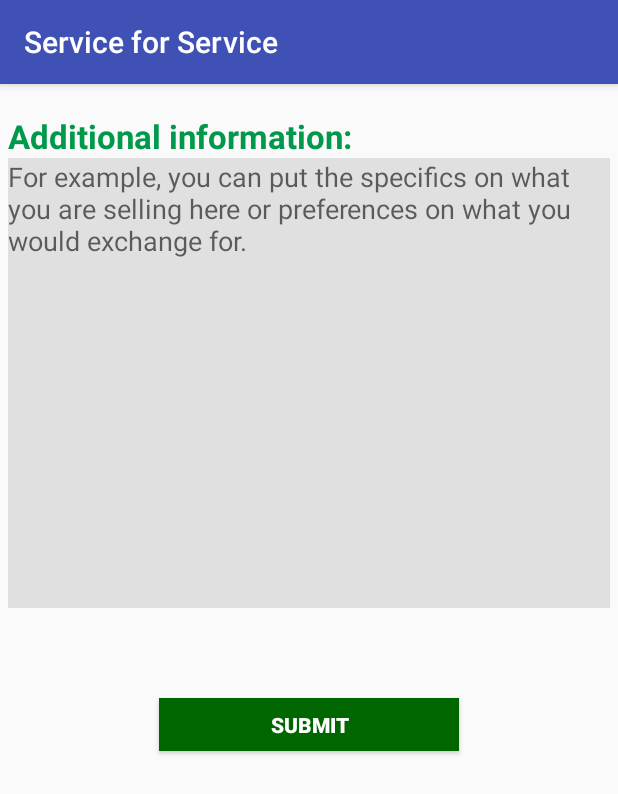
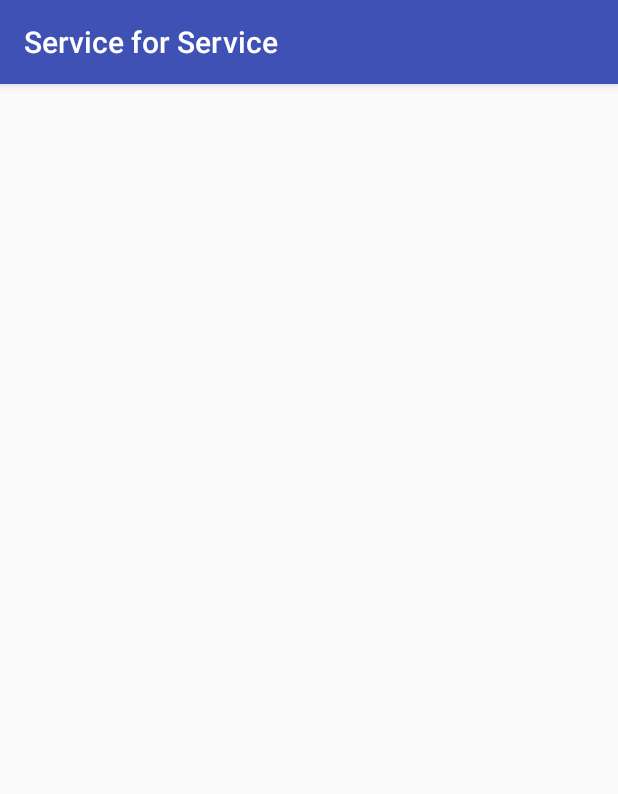
Before and after one commit to ucsdCSE110wi16/CSE110M240T11, an Android app: the fragment sellPageTwo shown on its own in the app's theme, after a tap on "SUBMIT", on a phone screen of 412 x 824 dp. Shown: the top 794 px of the screen. Run offline under Robolectric (Android 15) with nearby library versions, the phone set to English and light mode, and no system bars; 9 statements that could not run were skipped.

Commit message:
submit button works

```diff
--- /dev/null
+++ b/app/src/main/java/group11/cse110/com/serviceforservice/SearchEngine.java
@@ -0,0 +1,7 @@
+package group11.cse110.com.serviceforservice;
+
+/**
+ * Created by Edward on 2/16/16.
+ */
+public class SearchEngine {
+}
--- a/app/src/main/java/group11/cse110/com/serviceforservice/sellPageTwo.java
+++ b/app/src/main/java/group11/cse110/com/serviceforservice/sellPageTwo.java
@@ -67,7 +67,7 @@ public class sellPageTwo extends Fragment {
 
                 android.support.v4.app.FragmentManager fragmentManager = getActivity().getSupportFragmentManager();
                 android.support.v4.app.FragmentTransaction fragmentTransaction = fragmentManager.beginTransaction();
-                FrameLayout layout = (FrameLayout) rootView.findViewById(R.id.buy);
+                FrameLayout layout = (FrameLayout) rootView.findViewById(R.id.sellPageTwo);
                 layout.removeAllViewsInLayout();
                 fragmentTransaction.replace(R.id.sellPageTwo, fragment);
                 fragmentTransaction.addToBackStack(null);
--- a/app/src/main/res/layout/sellpagetwo.xml
+++ b/app/src/main/res/layout/sellpagetwo.xml
@@ -1,6 +1,10 @@
+<?xml version="1.0" encoding="utf-8"?>
+<FrameLayout xmlns:android="http://schemas.android.com/apk/res/android"
+    android:orientation="vertical" android:layout_width="match_parent"
+    android:layout_height="match_parent" android:id="@+id/sellPageTwo">
 <RelativeLayout xmlns:android="http://schemas.android.com/apk/res/android"
     xmlns:tools="http://schemas.android.com/tools"
-    android:id="@+id/sellPageTwo"
+    android:id="@+id/sellPageTwoID"
     android:layout_width="match_parent"
     android:layout_height="match_parent"
     tools:context="group11.cse110.com.serviceforservice.BlankFragment">
@@ -44,3 +48,4 @@
 
 
 </RelativeLayout>
+</FrameLayout>
```
